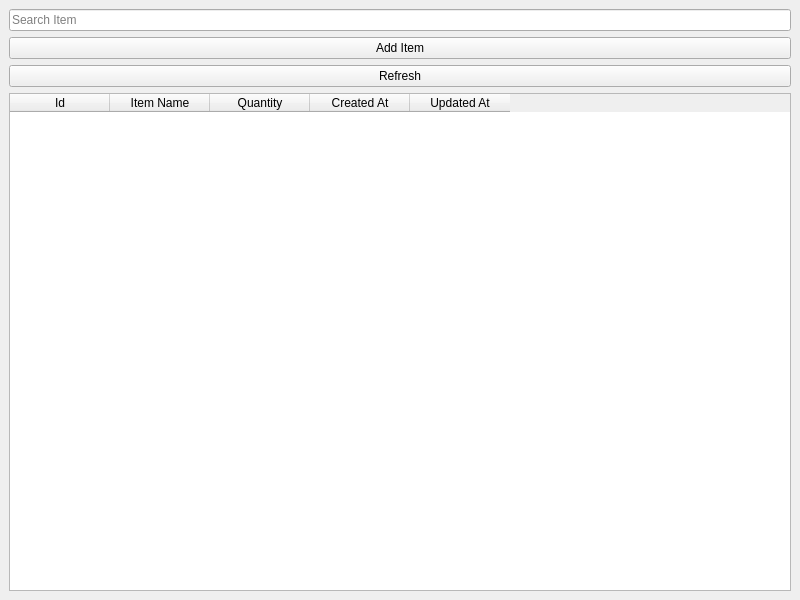
Old version of the form ui/main_window.ui in the repository giacomeli/MedTrack.
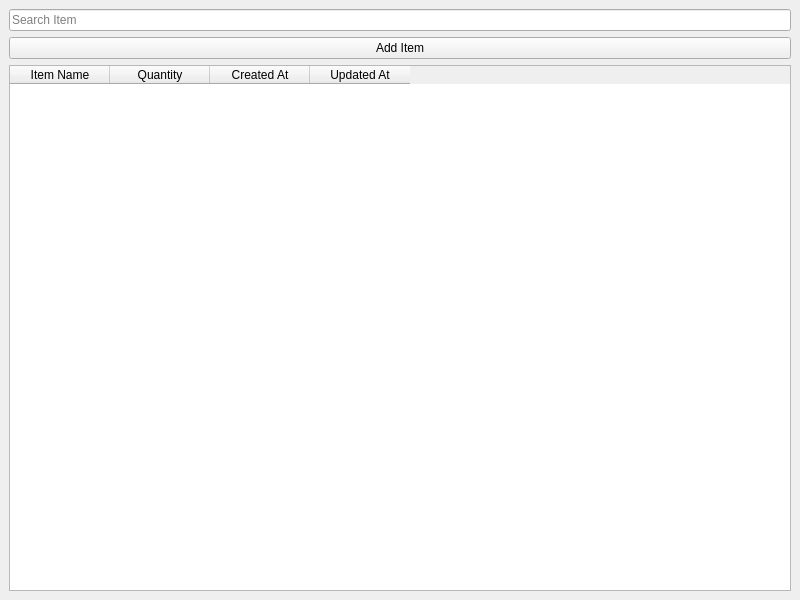
New version of the form.

Commit message: feat: created withdraw item dialog

```diff
--- a/ui/main_window.ui
+++ b/ui/main_window.ui
@@ -29,20 +29,8 @@
       </property>
      </widget>
     </item>
-    <item>
-     <widget class="QPushButton" name="refreshButton">
-      <property name="text">
-       <string>Refresh</string>
-      </property>
-     </widget>
-    </item>
     <item>
      <widget class="QTableWidget" name="stockTable">
-      <column>
-       <property name="text">
-        <string>Id</string>
-       </property>
-      </column>
       <column>
        <property name="text">
         <string>Item Name</string>
```
The commit also changes 6 other files.
